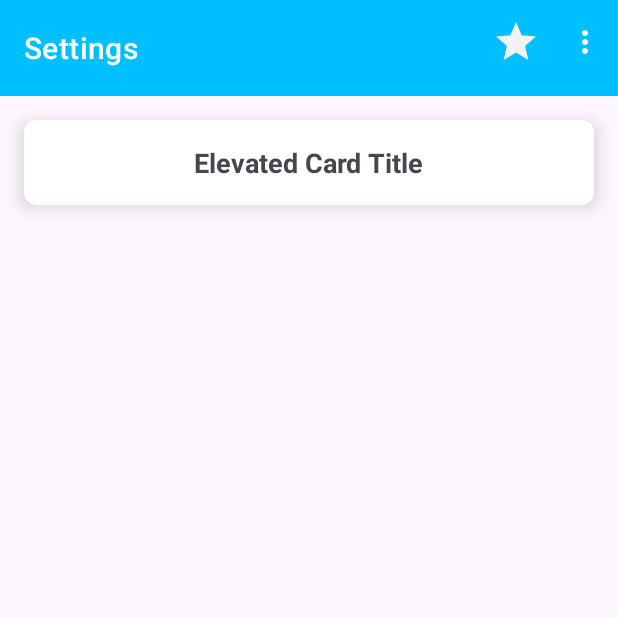
After one commit to darsh-7/NewsApp, an Android app: the fragment SettingsFragment shown on its own in the app's theme, on a phone screen of 412 x 824 dp, the top half of it. The commit adds this screen. Run offline under Robolectric (Android 15) with nearby library versions, the phone set to English and light mode, and no system bars; 2 statements that could not run were skipped.

Commit message:
My local changes before updating

```diff
--- a/app/build.gradle.kts
+++ b/app/build.gradle.kts
@@ -52,6 +52,8 @@ dependencies {
     implementation(libs.androidx.datastore.core)
     implementation(libs.androidx.navigation.fragment.ktx)
     implementation(libs.androidx.navigation.ui.ktx)
+    implementation(libs.androidx.datastore.core.android)
+    implementation(libs.firebase.inappmessaging)
     testImplementation(libs.junit)
     androidTestImplementation(libs.androidx.junit)
     androidTestImplementation(libs.androidx.espresso.core)
--- a/app/src/main/java/com/darsh/news/MainActivity.kt
+++ b/app/src/main/java/com/darsh/news/MainActivity.kt
@@ -10,6 +10,7 @@ import com.darsh.news.data.remote.data_model.Article
 import com.darsh.news.data.remote.data_model.News
 import com.darsh.news.databinding.ActivityMainBinding
 import com.darsh.news.presentation.NewsAdapter
+import com.darsh.news.presentation.ui.fragments.HomeFragment
 import retrofit2.Call
 import retrofit2.Callback
 import retrofit2.Response
--- /dev/null
+++ b/app/src/main/java/com/darsh/news/presentation/ui/fragments/SettingsFragment.kt
@@ -0,0 +1,53 @@
+package com.darsh.news.presentation.ui.fragments
+
+import android.os.Bundle
+import android.view.LayoutInflater
+import android.view.View
+import android.view.ViewGroup
+import androidx.fragment.app.Fragment
+import androidx.recyclerview.widget.LinearLayoutManager
+import com.darsh.news.databinding.FragmentSettingsBinding
+import com.darsh.news.presentation.ui.adapters.CountryAdapter
+
+class SettingsFragment : Fragment() {
+
+    private var _binding: FragmentSettingsBinding? = null
+    private val binding get() = _binding!!
+
+    private lateinit var adapter: CountryAdapter
+
+    override fun onCreateView(
+        inflater: LayoutInflater,
+        container: ViewGroup?,
+        savedInstanceState: Bundle?
+    ): View {
+        _binding = FragmentSettingsBinding.inflate(inflater, container, false)
+        return binding.root
+    }
+
+    override fun onViewCreated(view: View, savedInstanceState: Bundle?) {
+        super.onViewCreated(view, savedInstanceState)
+
+        val countries = listOf(
+            "Egypt",
+            "Saudi Arabia",
+            "United Arab Emirates",
+            "Kuwait",
+            "Jordan",
+            "Qatar",
+            "Lebanon",
+            "Morocco"
+        )
+
+        adapter = CountryAdapter(countries)
+
+        binding.countriesRv.layoutManager = LinearLayoutManager(requireContext())
+        binding.countriesRv.adapter = adapter
+    }
+
+
+    override fun onDestroyView() {
+        super.onDestroyView()
+        _binding = null
+    }
+}
--- /dev/null
+++ b/app/src/main/res/drawable/ic_settings.xml
@@ -0,0 +1,5 @@
+<vector xmlns:android="http://schemas.android.com/apk/res/android" android:height="24dp" android:tint="#000000" android:viewportHeight="24" android:viewportWidth="24" android:width="24dp">
+
+    <path android:fillColor="@android:color/white" android:pathData="M19.14,12.94c0.04,-0.3 0.06,-0.61 0.06,-0.94c0,-0.32 -0.02,-0.64 -0.07,-0.94l2.03,-1.58c0.18,-0.14 0.23,-0.41 0.12,-0.61l-1.92,-3.32c-0.12,-0.22 -0.37,-0.29 -0.59,-0.22l-2.39,0.96c-0.5,-0.38 -1.03,-0.7 -1.62,-0.94L14.4,2.81c-0.04,-0.24 -0.24,-0.41 -0.48,-0.41h-3.84c-0.24,0 -0.43,0.17 -0.47,0.41L9.25,5.35C8.66,5.59 8.12,5.92 7.63,6.29L5.24,5.33c-0.22,-0.08 -0.47,0 -0.59,0.22L2.74,8.87C2.62,9.08 2.66,9.34 2.86,9.48l2.03,1.58C4.84,11.36 4.8,11.69 4.8,12s0.02,0.64 0.07,0.94l-2.03,1.58c-0.18,0.14 -0.23,0.41 -0.12,0.61l1.92,3.32c0.12,0.22 0.37,0.29 0.59,0.22l2.39,-0.96c0.5,0.38 1.03,0.7 1.62,0.94l0.36,2.54c0.05,0.24 0.24,0.41 0.48,0.41h3.84c0.24,0 0.44,-0.17 0.47,-0.41l0.36,-2.54c0.59,-0.24 1.13,-0.56 1.62,-0.94l2.39,0.96c0.22,0.08 0.47,0 0.59,-0.22l1.92,-3.32c0.12,-0.22 0.07,-0.47 -0.12,-0.61L19.14,12.94zM12,15.6c-1.98,0 -3.6,-1.62 -3.6,-3.6s1.62,-3.6 3.6,-3.6s3.6,1.62 3.6,3.6S13.98,15.6 12,15.6z"/>
+
+</vector>
--- /dev/null
+++ b/app/src/main/res/drawable/ic_star.xml
@@ -0,0 +1,5 @@
+<vector xmlns:android="http://schemas.android.com/apk/res/android" android:height="24dp" android:tint="#F3F3F3" android:viewportHeight="24" android:viewportWidth="24" android:width="24dp">
+
+    <path android:fillColor="@android:color/white" android:pathData="M12,17.27L18.18,21l-1.64,-7.03L22,9.24l-7.19,-0.61L12,2 9.19,8.63 2,9.24l5.46,4.73L5.82,21z"/>
+
+</vector>
--- /dev/null
+++ b/app/src/main/res/drawable/ic_starr.xml
@@ -0,0 +1,5 @@
+<vector xmlns:android="http://schemas.android.com/apk/res/android" android:height="36dp" android:tint="#F3F3F3" android:viewportHeight="24" android:viewportWidth="24" android:width="36dp">
+
+    <path android:fillColor="@android:color/white" android:pathData="M12,17.27L18.18,21l-1.64,-7.03L22,9.24l-7.19,-0.61L12,2 9.19,8.63 2,9.24l5.46,4.73L5.82,21z"/>
+
+</vector>
--- /dev/null
+++ b/app/src/main/res/layout/fragment_settings.xml
@@ -0,0 +1,63 @@
+<?xml version="1.0" encoding="utf-8"?>
+<androidx.coordinatorlayout.widget.CoordinatorLayout
+    xmlns:android="http://schemas.android.com/apk/res/android"
+    xmlns:app="http://schemas.android.com/apk/res-auto"
+    xmlns:tools="http://schemas.android.com/tools"
+    android:id="@+id/coordinator"
+    android:layout_width="match_parent"
+    android:layout_height="match_parent">
+
+    <!-- AppBar -->
+    <com.google.android.material.appbar.AppBarLayout
+        android:layout_width="match_parent"
+        android:layout_height="wrap_content">
+
+        <com.google.android.material.appbar.MaterialToolbar
+            android:id="@+id/topAppBar"
+            android:layout_width="match_parent"
+            android:layout_height="?attr/actionBarSize"
+            app:title="Settings"
+            app:menu="@menu/top_app_bar"
+            android:background="@color/blue"
+            style="@style/Widget.MaterialComponents.Toolbar.Primary" />
+    </com.google.android.material.appbar.AppBarLayout>
+
+    <androidx.constraintlayout.widget.ConstraintLayout
+        android:layout_width="match_parent"
+        android:layout_height="match_parent"
+        app:layout_behavior="@string/appbar_scrolling_view_behavior">
+
+        <androidx.cardview.widget.CardView
+            android:id="@+id/category_card"
+            android:layout_width="match_parent"
+            android:layout_height="wrap_content"
+            app:cardElevation="8dp"
+            app:cardCornerRadius="8dp"
+            android:layout_margin="16dp"
+            android:layout_marginTop="?attr/actionBarSize"
+            app:layout_constraintTop_toTopOf="parent"
+            app:layout_constraintStart_toStartOf="parent"
+            app:layout_constraintEnd_toEndOf="parent">
+
+            <LinearLayout
+                android:layout_width="match_parent"
+                android:layout_height="wrap_content"
+                android:orientation="vertical"
+                android:padding="16dp"
+                android:gravity="center">
+
+                <TextView
+                    android:id="@+id/category_title"
+                    android:layout_width="wrap_content"
+                    android:layout_height="wrap_content"
+                    android:text="Elevated Card Title"
+                    android:textSize="18sp"
+                    android:textStyle="bold" />
+
+            </LinearLayout>
+
+        </androidx.cardview.widget.CardView>
+
+    </androidx.constraintlayout.widget.ConstraintLayout>
+
+</androidx.coordinatorlayout.widget.CoordinatorLayout>
--- /dev/null
+++ b/app/src/main/res/menu/top_app_bar.xml
@@ -0,0 +1,24 @@
+<?xml version="1.0" encoding="utf-8"?>
+<menu xmlns:android="http://schemas.android.com/apk/res/android"
+    xmlns:app="http://schemas.android.com/apk/res-auto">
+
+    <item
+        android:id="@+id/favorite"
+        android:icon="@drawable/ic_starr"
+        android:title="favorite"
+        android:contentDescription="favorite icon"
+        app:showAsAction="always" />
+
+
+    <item
+        android:id="@+id/settings"
+        android:title="Settings"
+        android:contentDescription="Settings"
+        app:showAsAction="never" />
+    <item
+        android:id="@+id/logout"
+        android:title="log out"
+        android:contentDescription="log out"
+        app:showAsAction="never" />
+
+</menu>
--- a/app/src/main/res/values/colors.xml
+++ b/app/src/main/res/values/colors.xml
@@ -2,4 +2,6 @@
 <resources>
     <color name="black">#FF000000</color>
     <color name="white">#FFFFFFFF</color>
+    <color name="blue">#00BFFF</color>
+
 </resources>
--- a/app/src/main/res/values/themes.xml
+++ b/app/src/main/res/values/themes.xml
@@ -1,6 +1,7 @@
 <resources xmlns:tools="http://schemas.android.com/tools">
     <!-- Base application theme. -->
     <style name="Base.Theme.News" parent="Theme.Material3.DayNight.NoActionBar">
+        <item name="android:windowFullscreen">true</item>
         <!-- Customize your light theme here. -->
         <!-- <item name="colorPrimary">@color/my_light_primary</item> -->
     </style>
--- a/gradle/libs.versions.toml
+++ b/gradle/libs.versions.toml
@@ -23,6 +23,8 @@ swiperefreshlayout = "1.2.0-alpha01"
 datastoreCore = "1.1.7"
 navigationFragmentKtx = "2.9.5"
 navigationUiKtx = "2.9.5"
+datastoreCoreAndroid = "1.1.7"
+firebaseInappmessaging = "22.0.1"
 
 [libraries]
 androidx-core-ktx = { group = "androidx.core", name = "core-ktx", version.ref = "coreKtx" }
@@ -47,6 +49,8 @@ retrofit2-retrofit = { module = "com.squareup.retrofit2:retrofit", version.ref =
 androidx-datastore-core = { group = "androidx.datastore", name = "datastore-core", version.ref = "datastoreCore" }
 androidx-navigation-fragment-ktx = { group = "androidx.navigation", name = "navigation-fragment-ktx", version.ref = "navigationFragmentKtx" }
 androidx-navigation-ui-ktx = { group = "androidx.navigation", name = "navigation-ui-ktx", version.ref = "navigationUiKtx" }
+androidx-datastore-core-android = { group = "androidx.datastore", name = "datastore-core-android", version.ref = "datastoreCoreAndroid" }
+firebase-inappmessaging = { group = "com.google.firebase", name = "firebase-inappmessaging", version.ref = "firebaseInappmessaging" }
 
 [plugins]
 android-application = { id = "com.android.application", version.ref = "agp" }
```
Also changed, not shown: app/src/main/AndroidManifest.xml (+3 -4 lines), app/src/main/java/com/darsh/news/presentation/ui/adapters/CountryAdapter.kt (added, +29 -0 lines), app/src/main/java/com/darsh/news/presentation/ui/adapters/HomeAdapter.kt (added, +24 -0 lines), app/src/main/java/com/darsh/news/presentation/ui/fragments/HomeFragment.kt (added, +40 -0 lines), app/src/main/res/layout/activity_main.xml (+12 -47 lines), app/src/main/res/layout/categories_item.xml (added, +40 -0 lines), app/src/main/res/layout/countries_list_item.xml (added, +38 -0 lines), app/src/main/res/layout/fragment_home.xml (added, +37 -0 lines), app/src/main/res/drawable/ic_favorite.png (added).
